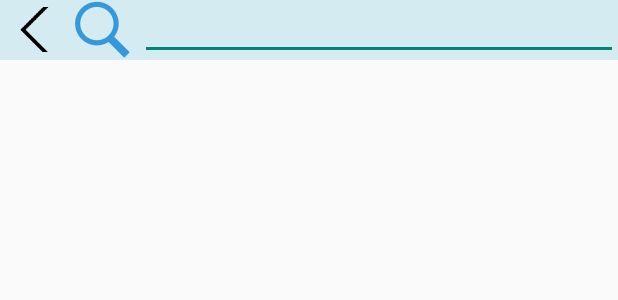
After one commit to EasyAce-Edu/app_main, an Android app: the layout activity_search_qst.xml on its own in the app's theme, with its tools: preview values and no code run, on a phone screen of 412 x 824 dp. The commit adds this screen. Shown: the top 300 px of the screen. Run offline under Robolectric (Android 15) with nearby library versions, the phone set to English and light mode, and no system bars.

Commit message:
feature: search questions

```diff
--- a/app/app/src/main/AndroidManifest.xml
+++ b/app/app/src/main/AndroidManifest.xml
@@ -22,6 +22,10 @@
             android:name=".QuestionDetail"
             android:label="@string/title_activity_question_detail" >
         </activity>
+        <activity
+            android:name=".SearchQst"
+            android:label="@string/title_activity_search_qst" >
+        </activity>
     </application>
 
 </manifest>
--- /dev/null
+++ b/app/app/src/main/res/layout/activity_search_qst.xml
@@ -0,0 +1,52 @@
+<RelativeLayout xmlns:android="http://schemas.android.com/apk/res/android"
+    xmlns:tools="http://schemas.android.com/tools" android:layout_width="match_parent"
+    android:layout_height="match_parent"
+    tools:context="com.jingtao.app.SearchQst">
+
+    <RelativeLayout
+        android:id="@+id/header_layout"
+        android:layout_width="fill_parent"
+        android:layout_height="40dp"
+        android:background="#d4ebf2"
+        >
+
+        <ImageButton
+            android:layout_width="wrap_content"
+            android:layout_height="30dp"
+            android:layout_centerVertical="true"
+            android:id="@+id/btn_backTolist"
+            android:src="@mipmap/ic_back"
+            android:background="#d4ebf2"
+            android:onClick="back"/>
+
+        <ImageButton
+            android:id="@+id/btn_search"
+            android:layout_width="40dp"
+            android:layout_height="40dp"
+            android:layout_toRightOf="@id/btn_backTolist"
+            android:layout_centerVertical="true"
+            android:layout_marginRight="5dp"
+            android:background="#d4ebf2"
+            android:src="@mipmap/ic_search"/>
+        <EditText
+            android:layout_width="fill_parent"
+            android:layout_height="40dp"
+            android:id="@+id/search_field"
+            android:layout_toRightOf="@id/btn_search"
+            android:layout_centerHorizontal="true" />
+    </RelativeLayout>
+    <LinearLayout
+        android:layout_width="fill_parent"
+        android:layout_height="fill_parent"
+        android:layout_below="@id/header_layout">
+        <ListView
+            android:id="@+id/result_list"
+            android:layout_width="match_parent"
+            android:layout_height="wrap_content">
+        </ListView>
+    </LinearLayout>
+
+
+
+
+</RelativeLayout>
--- /dev/null
+++ b/app/app/src/main/res/menu/menu_search_qst.xml
@@ -0,0 +1,6 @@
+<menu xmlns:android="http://schemas.android.com/apk/res/android"
+    xmlns:app="http://schemas.android.com/apk/res-auto"
+    xmlns:tools="http://schemas.android.com/tools" tools:context="com.jingtao.app.SearchQst">
+    <item android:id="@+id/action_settings" android:title="@string/action_settings"
+        android:orderInCategory="100" app:showAsAction="never" />
+</menu>
--- a/app/app/src/main/res/values/strings.xml
+++ b/app/app/src/main/res/values/strings.xml
@@ -5,4 +5,5 @@
     <string name="hello_world">Hello world!</string>
     <string name="action_settings">Settings</string>
     <string name="title_activity_question_detail">QuestionDetail</string>
+    <string name="title_activity_search_qst">SearchQst</string>
 </resources>
```
Also changed, not shown: app/app/src/main/java/com/jingtao/app/MainActivity.java (+7 -13 lines), app/app/src/main/java/com/jingtao/app/SearchQst.java (added, +79 -0 lines), app/app/src/main/res/layout/activity_main.xml (+7 -7 lines), app/app/src/main/ic_search-web.png (added), app/app/src/main/res/mipmap-hdpi/ic_search.png (added), app/app/src/main/res/mipmap-mdpi/ic_search.png (added), app/app/src/main/res/mipmap-xhdpi/ic_search.png (added), app/app/src/main/res/mipmap-xxhdpi/ic_search.png (added), app/app/src/main/res/mipmap-xxxhdpi/ic_search.png (added).
